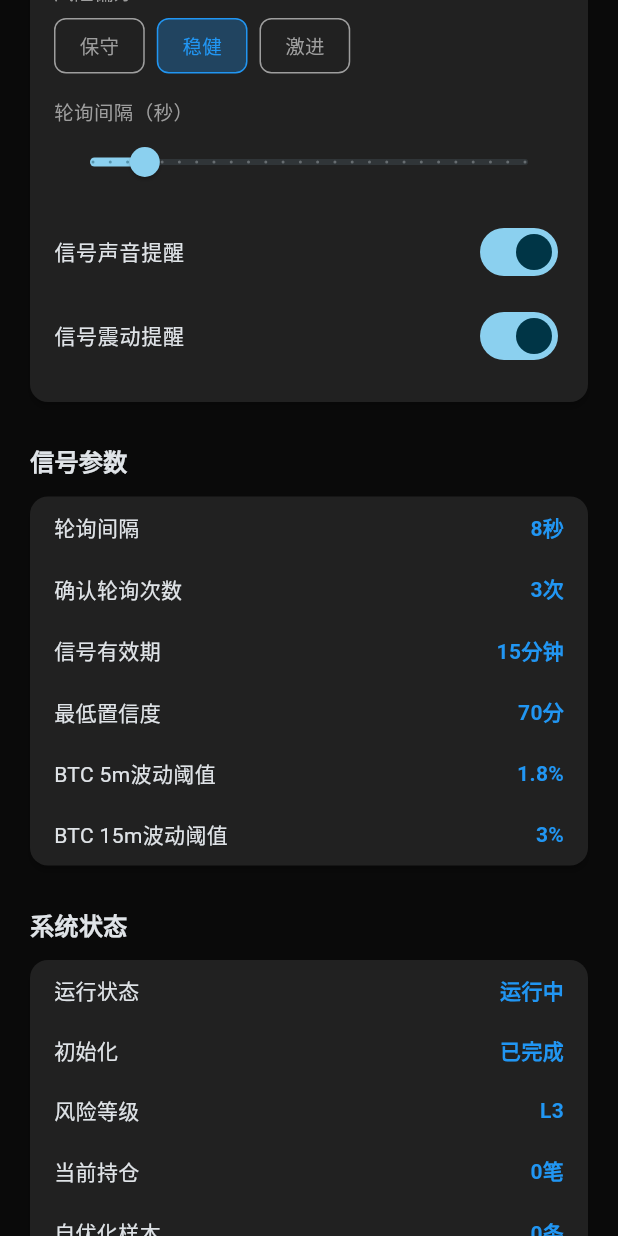
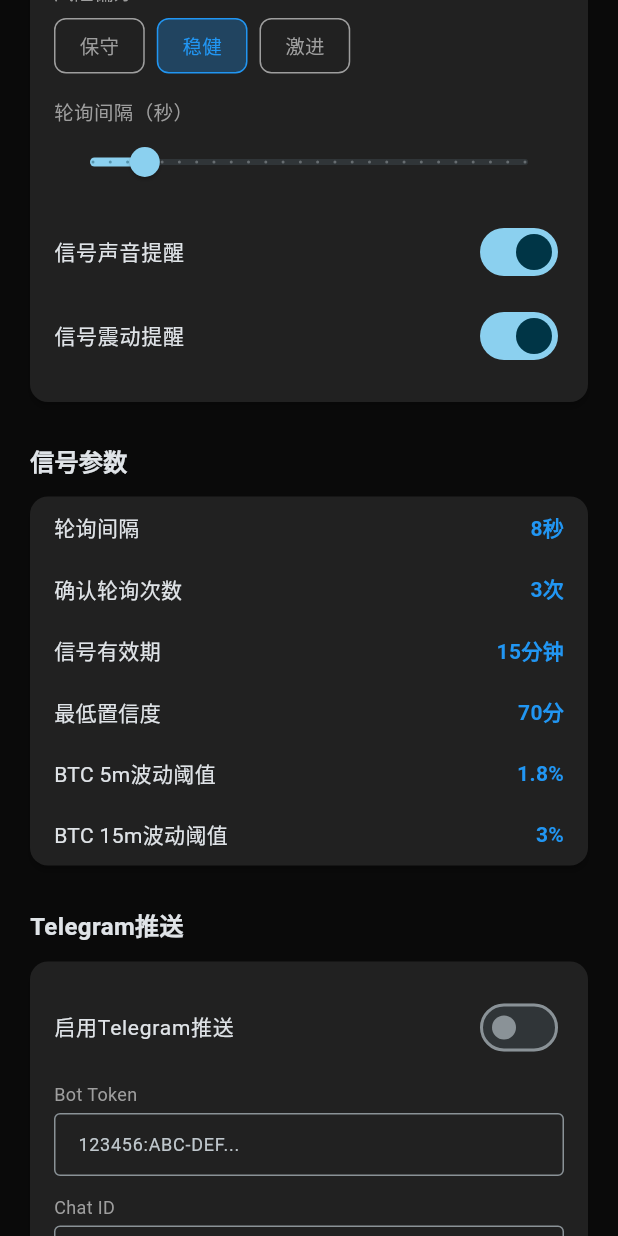
Before and after one commit to zn52wfcnw6-svg/etc-signal-app, a Flutter app: the SettingsPage widget shown alone on an empty page, opened directly, scrolled down 576 dp, on a phone screen of 412 x 824 dp. Run offline on Flutter 3.47's test engine with Material 3 defaults, Android fonts, the phone set to English and light mode, and no system bars; our stand-ins replace fl_chart, hive_flutter, shared_preferences; accounts and stored records are empty; network calls fail.

Commit message:
新增: Telegram推送通知-信号触发自动推送+配置界面+测试推送

```diff
--- a/lib/screens/settings_page.dart
+++ b/lib/screens/settings_page.dart
@@ -2,6 +2,7 @@ import 'package:flutter/material.dart';
 import 'package:provider/provider.dart';
 import '../config/app_state.dart';
 import '../utils/constants.dart';
+import '../services/telegram_push_service.dart';
 
 class SettingsPage extends StatefulWidget {
   const SettingsPage({super.key});
@@ -12,6 +13,11 @@ class SettingsPage extends StatefulWidget {
 
 class _SettingsPageState extends State<SettingsPage> {
   final TextEditingController _balanceController = TextEditingController();
+  final TextEditingController _botTokenController = TextEditingController();
+  final TextEditingController _chatIdController = TextEditingController();
+  final TelegramPushService _telegramService = TelegramPushService();
+  bool _telegramEnabled = false;
+  bool _testingTelegram = false;
 
   @override
   void initState() {
@@ -19,6 +25,16 @@ class _SettingsPageState extends State<SettingsPage> {
     WidgetsBinding.instance.addPostFrameCallback((_) {
       final app = context.read<AppState>();
       _balanceController.text = app.accountBalance.toStringAsFixed(2);
+      _loadTelegramConfig();
+    });
+  }
+
+  Future<void> _loadTelegramConfig() async {
+    await _telegramService.loadConfig();
+    setState(() {
+      _botTokenController.text = _telegramService.botToken ?? '';
+      _chatIdController.text = _telegramService.chatId ?? '';
+      _telegramEnabled = _telegramService.enabled;
     });
   }
 
@@ -140,6 +156,83 @@ class _SettingsPageState extends State<SettingsPage> {
             ),
 
             const SizedBox(height: 24),
+            _sectionTitle('Telegram推送'),
+            Card(
+              child: Padding(
+                padding: const EdgeInsets.all(16),
+                child: Column(
+                  crossAxisAlignment: CrossAxisAlignment.start,
+                  children: [
+                    SwitchListTile(
+                      title: const Text('启用Telegram推送', style: TextStyle(fontSize: 14)),
+                      value: _telegramEnabled,
+                      onChanged: (v) => setState(() => _telegramEnabled = v),
+                      contentPadding: EdgeInsets.zero,
+                    ),
+                    const SizedBox(height: 8),
+                    const Text('Bot Token', style: TextStyle(fontSize: 12, color: Colors.grey)),
+                    const SizedBox(height: 4),
+                    TextField(
+                      controller: _botTokenController,
+                      decoration: const InputDecoration(
+                        hintText: '123456:ABC-DEF...',
+                        border: OutlineInputBorder(),
+                        isDense: true,
+                      ),
+                      style: const TextStyle(fontSize: 12),
+                    ),
+                    const SizedBox(height: 12),
+                    const Text('Chat ID', style: TextStyle(fontSize: 12, color: Colors.grey)),
+                    const SizedBox(height: 4),
+                    TextField(
+                      controller: _chatIdController,
+                      decoration: const InputDecoration(
+                        hintText: '123456789',
+                        border: OutlineInputBorder(),
+                        isDense: true,
+                      ),
+                      style: const TextStyle(fontSize: 12),
+                    ),
+                    const SizedBox(height: 16),
+                    Row(
+                      children: [
+                        Expanded(
+                          child: ElevatedButton(
+                            child: const Text('保存配置'),
+                            onPressed: () async {
+                              await _telegramService.saveConfig(
+                                botToken: _botTokenController.text.trim(),
+                                chatId: _chatIdController.text.trim(),
+                                enabled: _telegramEnabled,
+                              );
+                              if (mounted) {
+                                ScaffoldMessenger.of(context).showSnackBar(const SnackBar(content: Text('Telegram配置已保存')));
+                              }
+                            },
+                          ),
+                        ),
+                        const SizedBox(width: 8),
+                        Expanded(
+                          child: OutlinedButton(
+                            child: _testingTelegram ? const SizedBox(width: 16, height: 16, child: CircularProgressIndicator(strokeWidth: 2)) : const Text('测试推送'),
+                            onPressed: _testingTelegram ? null : () async {
+                              setState(() => _testingTelegram = true);
+                              final success = await _telegramService.testPush();
+                              setState(() => _testingTelegram = false);
+                              if (mounted) {
+                                ScaffoldMessenger.of(context).showSnackBar(SnackBar(content: Text(success ? '测试推送成功' : '测试推送失败，请检查配置')));
+                              }
+                            },
+                          ),
+                        ),
+                      ],
+                    ),
+                  ],
+                ),
+              ),
+            ),
+
+            const SizedBox(height: 24),
             _sectionTitle('系统状态'),
             Card(
               child: Column(
--- /dev/null
+++ b/lib/services/telegram_push_service.dart
@@ -0,0 +1,102 @@
+import 'dart:convert';
+import 'package:http/http.dart' as http;
+import 'package:shared_preferences/shared_preferences.dart';
+
+/// Telegram推送服务
+/// S级标准：信号触发时自动推送Telegram消息
+class TelegramPushService {
+  static const String _storageKey = 'telegram_config';
+
+  String? _botToken;
+  String? _chatId;
+  bool _enabled = false;
+
+  String? get botToken => _botToken;
+  String? get chatId => _chatId;
+  bool get enabled => _enabled;
+
+  /// 加载配置
+  Future<void> loadConfig() async {
+    try {
+      final prefs = await SharedPreferences.getInstance();
+      final configStr = prefs.getString(_storageKey);
+      if (configStr != null) {
+        final config = json.decode(configStr);
+        _botToken = config['botToken'];
+        _chatId = config['chatId'];
+        _enabled = config['enabled'] ?? false;
+      }
+    } catch (_) {}
+  }
+
+  /// 保存配置
+  Future<void> saveConfig({
+    required String botToken,
+    required String chatId,
+    required bool enabled,
+  }) async {
+    _botToken = botToken;
+    _chatId = chatId;
+    _enabled = enabled;
+    try {
+      final prefs = await SharedPreferences.getInstance();
+      await prefs.setString(_storageKey, json.encode({
+        'botToken': botToken,
+        'chatId': chatId,
+        'enabled': enabled,
+      }));
+    } catch (_) {}
+  }
+
+  /// 测试推送
+  Future<bool> testPush() async {
+    return sendMessage('✅ ETH信号监控 - 测试消息\n\n推送配置成功！');
+  }
+
+  /// 发送信号推送
+  Future<bool> sendSignal({
+    required String direction,
+    required double entryPrice,
+    required double stopLoss,
+    required double tp1,
+    required double tp2,
+    required double riskReward,
+    required String timeframe,
+  }) async {
+    final emoji = direction == 'long' ? '🟢' : '🔴';
+    final dirText = direction == 'long' ? '做多' : '做空';
+    final message = '''
+$emoji ETH永续信号 - $dirText
+
+📊 周期：$timeframe
+💰 开仓：\$${entryPrice.toStringAsFixed(2)}
+🛑 止损：\$${stopLoss.toStringAsFixed(2)}
+🎯 TP1：\$${tp1.toStringAsFixed(2)}
+🎯 TP2：\$${tp2.toStringAsFixed(2)}
+📈 盈亏比：${riskReward.toStringAsFixed(1)}:1
+
+⚠️ 信号仅供参考，严格执行止损！
+''';
+    return sendMessage(message);
+  }
+
+  /// 发送通用消息
+  Future<bool> sendMessage(String text) async {
+    if (!_enabled || _botToken == null || _chatId == null) return false;
+    try {
+      final url = 'https://api.telegram.org/bot$_botToken/sendMessage';
+      final response = await http.post(
+        Uri.parse(url),
+        headers: {'Content-Type': 'application/json'},
+        body: json.encode({
+          'chat_id': _chatId,
+          'text': text,
+          'parse_mode': 'HTML',
+        }),
+      ).timeout(const Duration(seconds: 10));
+      return response.statusCode == 200;
+    } catch (_) {
+      return false;
+    }
+  }
+}
```
